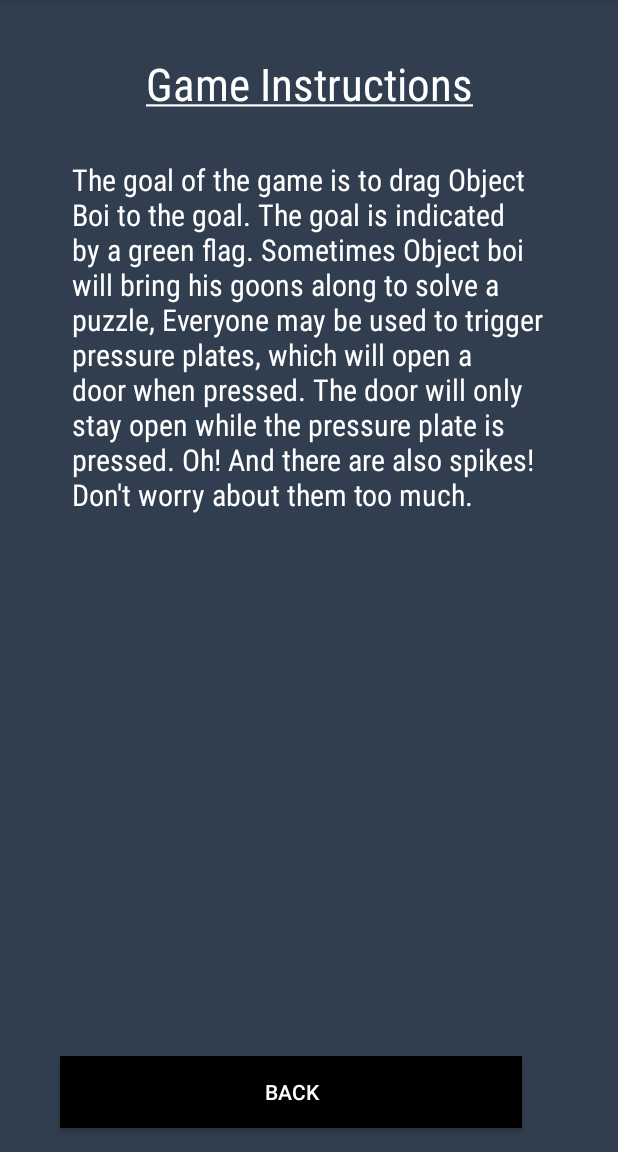
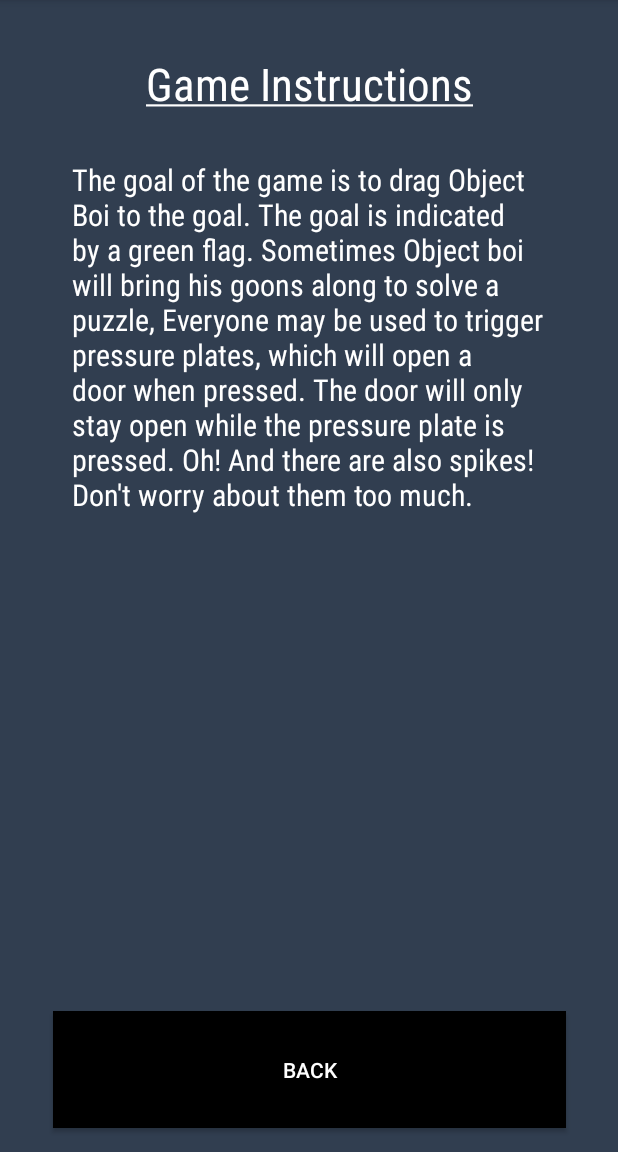
Before and after one commit to AdamHolbert/Adventures, an Android app: the InstructionsActivity screen opened directly, with no data from a screen before it, on a phone screen of 412 x 824 dp, the part 84-1236 px from its top. Run offline under Robolectric (Android 15) with nearby library versions, the phone set to English and light mode, and no system bars.

Commit message:
Consistency in the buttons
on the tablet the mute button was off center. And in the credits this is the proper way to attribute the music :angry:

```diff
--- a/app/src/main/res/layout/activity_credits.xml
+++ b/app/src/main/res/layout/activity_credits.xml
@@ -42,7 +42,7 @@
     <TextView
         android:layout_width="match_parent"
         android:layout_height="wrap_content"
-        android:text="http://soundimage.org/"
+        android:text=" Music by Eric Matyas\nwww.soundimage.org"
         android:textSize="30sp"
         android:fontFamily="sans-serif-condensed"
         android:textColor="#fff"
--- a/app/src/main/res/layout/activity_instructions.xml
+++ b/app/src/main/res/layout/activity_instructions.xml
@@ -7,19 +7,19 @@
     tools:context=".InstructionsActivity"
     android:background="#313E50">
 
+
     <Button
         android:id="@+id/backbutton"
-        android:layout_width="308dp"
-        android:layout_height="wrap_content"
+        android:layout_width="342dp"
+        android:layout_height="78dp"
         android:layout_marginBottom="16dp"
         android:layout_marginEnd="8dp"
-        android:layout_marginStart="36dp"
+        android:layout_marginStart="8dp"
         android:background="#000"
         android:text="Back"
         android:textColor="#fff"
         app:layout_constraintBottom_toBottomOf="parent"
         app:layout_constraintEnd_toEndOf="parent"
-        app:layout_constraintHorizontal_bias="0.062"
         app:layout_constraintStart_toStartOf="parent" />
 
     <TextView
--- a/app/src/main/res/layout/activity_settings.xml
+++ b/app/src/main/res/layout/activity_settings.xml
@@ -11,14 +11,11 @@
         android:id="@+id/soundbutton"
         android:layout_width="342dp"
         android:layout_height="78dp"
-        android:layout_marginEnd="8dp"
         android:layout_marginTop="40dp"
         android:background="#000"
-        android:onClick="toggleMute"
         android:text="Sound"
         android:textColor="#fff"
         app:layout_constraintEnd_toEndOf="parent"
-        app:layout_constraintHorizontal_bias="0.617"
         app:layout_constraintStart_toStartOf="parent"
         app:layout_constraintTop_toTopOf="parent" />
 
```
